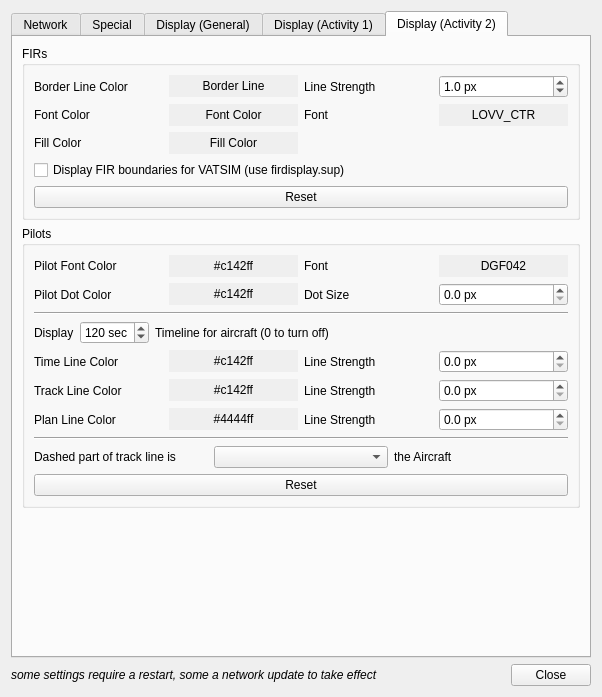
Above: branches/jonas_stable/QuteScoop/gui/PreferencesDialog.ui from qutescoop/qutescoop before the change. Below: the same form after it.
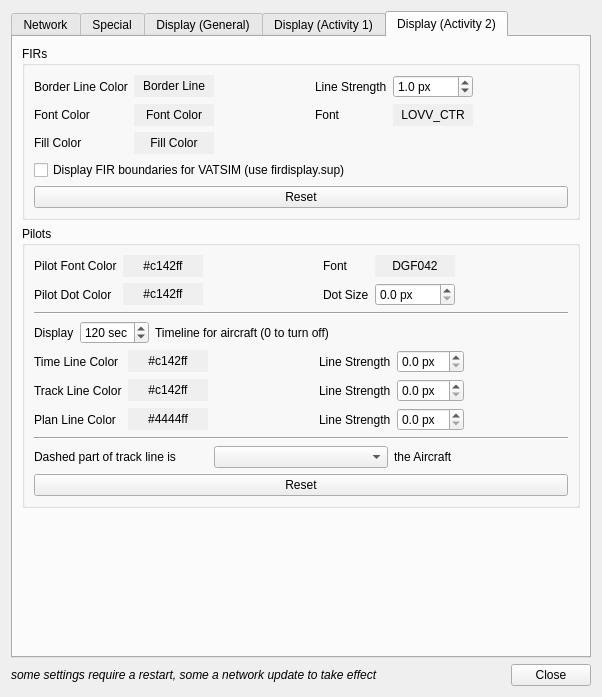
That is the form after the change. The open tabs and pages were chosen to show the change. Icons and pictures are not drawn.

Diff of the .ui file:
```diff
--- a/branches/jonas_stable/QuteScoop/gui/PreferencesDialog.ui
+++ b/branches/jonas_stable/QuteScoop/gui/PreferencesDialog.ui
@@ -1690,7 +1690,7 @@
               </property>
              </widget>
             </item>
-            <item row="0" column="2">
+            <item row="0" column="3">
              <widget class="QLabel" name="label_15">
               <property name="text">
                <string>Line Strength</string>
@@ -1700,7 +1700,7 @@
               </property>
              </widget>
             </item>
-            <item row="0" column="3">
+            <item row="0" column="4">
              <widget class="QDoubleSpinBox" name="sbFirBorderLineStrength">
               <property name="suffix">
                <string> px</string>
@@ -1722,7 +1722,7 @@
               </property>
              </widget>
             </item>
-            <item row="1" column="2">
+            <item row="1" column="3">
              <widget class="QLabel" name="label_18">
               <property name="text">
                <string>Font</string>
@@ -1732,7 +1732,7 @@
               </property>
              </widget>
             </item>
-            <item row="1" column="3">
+            <item row="1" column="4">
              <widget class="QPushButton" name="pbFirFont">
               <property name="autoFillBackground">
                <bool>true</bool>
@@ -1745,6 +1745,32 @@
               </property>
              </widget>
             </item>
+            <item row="0" column="5">
+             <spacer name="horizontalSpacer_6">
+              <property name="orientation">
+               <enum>Qt::Horizontal</enum>
+              </property>
+              <property name="sizeHint" stdset="0">
+               <size>
+                <width>40</width>
+                <height>20</height>
+               </size>
+              </property>
+             </spacer>
+            </item>
+            <item row="0" column="2">
+             <spacer name="horizontalSpacer_7">
+              <property name="orientation">
+               <enum>Qt::Horizontal</enum>
+              </property>
+              <property name="sizeHint" stdset="0">
+               <size>
+                <width>40</width>
+                <height>20</height>
+               </size>
+              </property>
+             </spacer>
+            </item>
            </layout>
           </item>
           <item>
@@ -1795,7 +1821,7 @@
               </property>
              </widget>
             </item>
-            <item row="0" column="2">
+            <item row="0" column="3">
              <widget class="QLabel" name="label_29">
               <property name="text">
                <string>Font</string>
@@ -1805,7 +1831,7 @@
               </property>
              </widget>
             </item>
-            <item row="0" column="3">
+            <item row="0" column="4">
              <widget class="QPushButton" name="pbPilotFont">
               <property name="autoFillBackground">
                <bool>true</bool>
@@ -1841,7 +1867,7 @@
               </property>
              </widget>
             </item>
-            <item row="1" column="2">
+            <item row="1" column="3">
              <widget class="QLabel" name="label_32">
               <property name="text">
                <string>Dot Size</string>
@@ -1851,7 +1877,7 @@
               </property>
              </widget>
             </item>
-            <item row="1" column="3">
+            <item row="1" column="4">
              <widget class="QDoubleSpinBox" name="sbPilotDotSize">
               <property name="suffix">
                <string> px</string>
@@ -1867,6 +1893,32 @@
               </property>
              </widget>
             </item>
+            <item row="0" column="2">
+             <spacer name="horizontalSpacer_10">
+              <property name="orientation">
+               <enum>Qt::Horizontal</enum>
+              </property>
+              <property name="sizeHint" stdset="0">
+               <size>
+                <width>40</width>
+                <height>20</height>
+               </size>
+              </property>
+             </spacer>
+            </item>
+            <item row="0" column="5">
+             <spacer name="horizontalSpacer_11">
+              <property name="orientation">
+               <enum>Qt::Horizontal</enum>
+              </property>
+              <property name="sizeHint" stdset="0">
+               <size>
+                <width>40</width>
+                <height>20</height>
+               </size>
+              </property>
+             </spacer>
+            </item>
            </layout>
           </item>
           <item>
@@ -1934,7 +1986,7 @@
           </item>
           <item>
            <layout class="QGridLayout" name="gridLayout_7">
-            <item row="0" column="0">
+            <item row="1" column="0">
              <widget class="QLabel" name="label">
               <property name="text">
                <string>Time Line Color</string>
@@ -1944,7 +1996,7 @@
               </property>
              </widget>
             </item>
-            <item row="0" column="1">
+            <item row="1" column="1">
              <widget class="QPushButton" name="pbTimeLineColor">
               <property name="autoFillBackground">
                <bool>true</bool>
@@ -1957,7 +2009,7 @@
               </property>
              </widget>
             </item>
-            <item row="0" column="2">
+            <item row="1" column="3">
              <widget class="QLabel" name="label_35">
               <property name="text">
                <string>Line Strength</string>
@@ -1967,7 +2019,7 @@
               </property>
              </widget>
             </item>
-            <item row="0" column="3">
+            <item row="1" column="4">
              <widget class="QDoubleSpinBox" name="sbTimeLineStrength">
               <property name="suffix">
                <string> px</string>
@@ -1983,7 +2035,7 @@
               </property>
              </widget>
             </item>
-            <item row="1" column="0">
+            <item row="2" column="0">
              <widget class="QLabel" name="label_3">
               <property name="text">
                <string>Track Line Color</string>
@@ -1993,7 +2045,7 @@
               </property>
              </widget>
             </item>
-            <item row="1" column="1">
+            <item row="2" column="1">
              <widget class="QPushButton" name="pbTrackLineColor">
               <property name="autoFillBackground">
                <bool>true</bool>
@@ -2006,7 +2058,7 @@
               </property>
              </widget>
             </item>
-            <item row="1" column="2">
+            <item row="2" column="3">
              <widget class="QLabel" name="label_36">
               <property name="text">
                <string>Line Strength</string>
@@ -2016,7 +2068,7 @@
               </property>
              </widget>
             </item>
-            <item row="1" column="3">
+            <item row="2" column="4">
              <widget class="QDoubleSpinBox" name="sbTrackLineStrength">
               <property name="suffix">
                <string> px</string>
@@ -2032,14 +2084,14 @@
               </property>
              </widget>
             </item>
-            <item row="2" column="0">
+            <item row="3" column="0">
              <widget class="QLabel" name="label_47">
               <property name="text">
                <string>Plan Line Color</string>
               </property>
              </widget>
             </item>
-            <item row="2" column="1">
+            <item row="3" column="1">
              <widget class="QPushButton" name="pbPlanLineColor">
               <property name="autoFillBackground">
                <bool>true</bool>
@@ -2052,14 +2104,14 @@
               </property>
              </widget>
             </item>
-            <item row="2" column="2">
+            <item row="3" column="3">
              <widget class="QLabel" name="label_48">
               <property name="text">
                <string>Line Strength</string>
               </property>
              </widget>
             </item>
-            <item row="2" column="3">
+            <item row="3" column="4">
              <widget class="QDoubleSpinBox" name="sbPlanLineStrength">
               <property name="suffix">
                <string> px</string>
@@ -2075,6 +2127,32 @@
               </property>
              </widget>
             </item>
+            <item row="1" column="5">
+             <spacer name="horizontalSpacer_12">
+              <property name="orientation">
+               <enum>Qt::Horizontal</enum>
+              </property>
+              <property name="sizeHint" stdset="0">
+               <size>
+                <width>40</width>
+                <height>20</height>
+               </size>
+              </property>
+             </spacer>
+            </item>
+            <item row="1" column="2">
+             <spacer name="horizontalSpacer_13">
+              <property name="orientation">
+               <enum>Qt::Horizontal</enum>
+              </property>
+              <property name="sizeHint" stdset="0">
+               <size>
+                <width>40</width>
+                <height>20</height>
+               </size>
+              </property>
+             </spacer>
+            </item>
            </layout>
           </item>
           <item>
```
Left out of the diff: 537 changed lines with no effect on the pictures.
